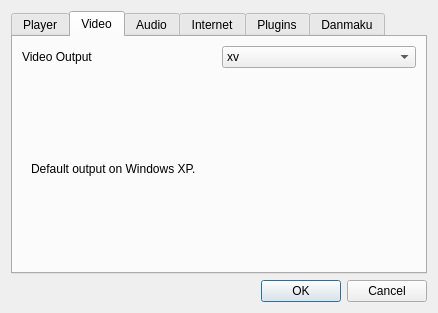
Qt form src/settingsdialog.ui (coslyk/moonplayer) before a commit.
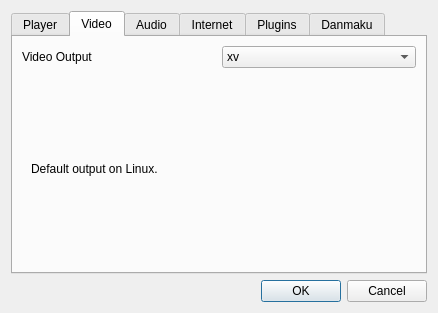
The same form after that commit. The open tabs and pages were chosen to show the change.

Commit message: Support compilation on Windows

```diff
--- a/src/settingsdialog.ui
+++ b/src/settingsdialog.ui
@@ -151,20 +151,6 @@
            </item>
           </layout>
          </widget>
-         <widget class="QWidget" name="page_3">
-          <layout class="QVBoxLayout" name="verticalLayout_4">
-           <item>
-            <widget class="QLabel" name="dxLabel">
-             <property name="text">
-              <string>Default output on Windows XP.</string>
-             </property>
-             <property name="wordWrap">
-              <bool>true</bool>
-             </property>
-            </widget>
-           </item>
-          </layout>
-         </widget>
          <widget class="QWidget" name="page_4">
           <layout class="QVBoxLayout" name="verticalLayout_5">
            <item>
```
Left out of the diff: 5 changed lines with no effect on the pictures. The commit also changes 10 other files.
